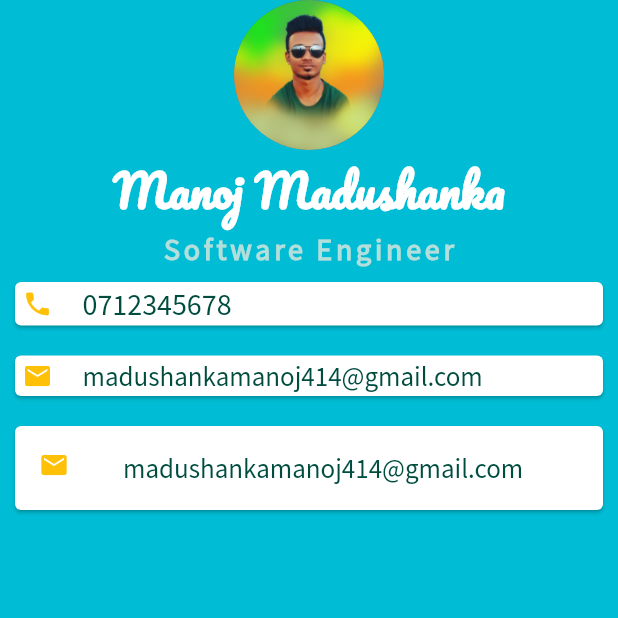
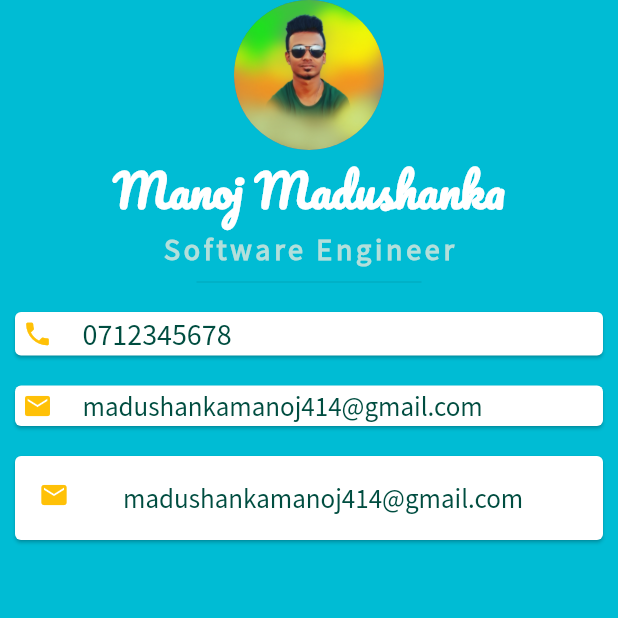
Before and after one commit to manoj1995madushanka/flutter_cv_assment, a Flutter app: the screen it shows after launch, on a phone screen of 412 x 824 dp, the top half of it. Run offline on Flutter 3.47's test engine with Material 2 defaults, Android fonts, the phone set to English and light mode, and no system bars.

Commit message:
add sized box

```diff
--- a/lib/main.dart
+++ b/lib/main.dart
@@ -40,6 +40,13 @@ class MyApp extends StatelessWidget {
                     fontSize: 20.0,
                     color: Colors.teal[100],
                     letterSpacing: 2.5),
+              ),
+              SizedBox(
+                height: 20,
+                width: 150,
+                child: Divider(
+                  color: Colors.black12,
+                ),
               ),
               Card(
                 color: Colors.white,
```
